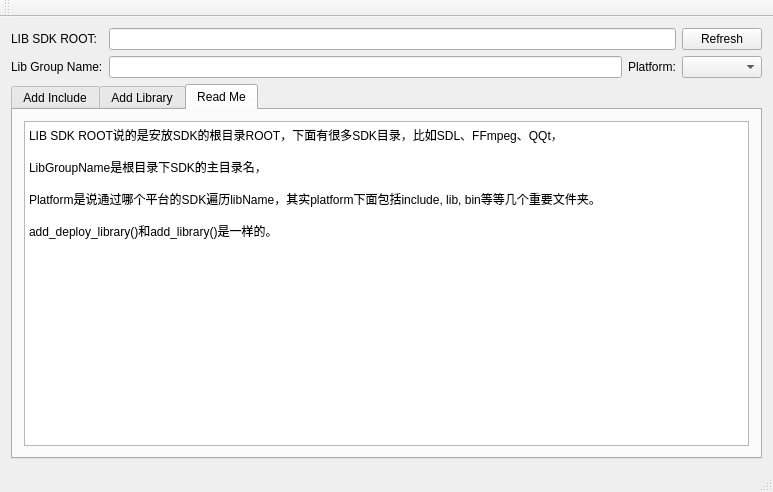
Old version of the form demo/AddLibraryTool/mainwindow.ui in the repository AbelTian/multi-link.
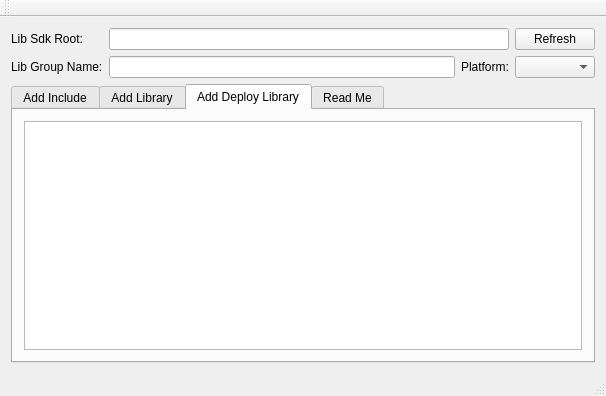
New version of the form. The open tabs and pages were chosen to show the change.

Commit message: update add library tool

Patch:
```diff
--- a/demo/AddLibraryTool/mainwindow.ui
+++ b/demo/AddLibraryTool/mainwindow.ui
@@ -6,8 +6,8 @@
    <rect>
     <x>0</x>
     <y>0</y>
-    <width>773</width>
-    <height>492</height>
+    <width>606</width>
+    <height>396</height>
    </rect>
   </property>
   <property name="windowTitle">
@@ -60,6 +60,16 @@
         </item>
        </layout>
       </widget>
+      <widget class="QWidget" name="tab_4">
+       <attribute name="title">
+        <string>Add Deploy Library</string>
+       </attribute>
+       <layout class="QHBoxLayout" name="horizontalLayout_4">
+        <item>
+         <widget class="QTextBrowser" name="textBrowser_3"/>
+        </item>
+       </layout>
+      </widget>
       <widget class="QWidget" name="tab_3">
        <attribute name="title">
         <string>Read Me</string>
@@ -68,7 +78,7 @@
         <item>
          <widget class="QPlainTextEdit" name="plainTextEdit">
           <property name="plainText">
-           <string>LIB SDK ROOT说的是安放SDK的根目录ROOT，下面有很多SDK目录，比如SDL、FFmpeg、QQt，
+           <string>Lib Sdk Root说的是安放SDK的根目录ROOT，下面有很多SDK目录，比如SDL、FFmpeg、QQt，
 
 LibGroupName是根目录下SDK的主目录名，
 
@@ -99,7 +109,7 @@
     <item row="0" column="0">
      <widget class="QLabel" name="label">
       <property name="text">
-       <string>LIB SDK ROOT:</string>
+       <string>Lib Sdk Root:</string>
       </property>
      </widget>
     </item>
```
Left out of the diff: 6 changed lines with no effect on the pictures. The commit also changes 4 other files.
